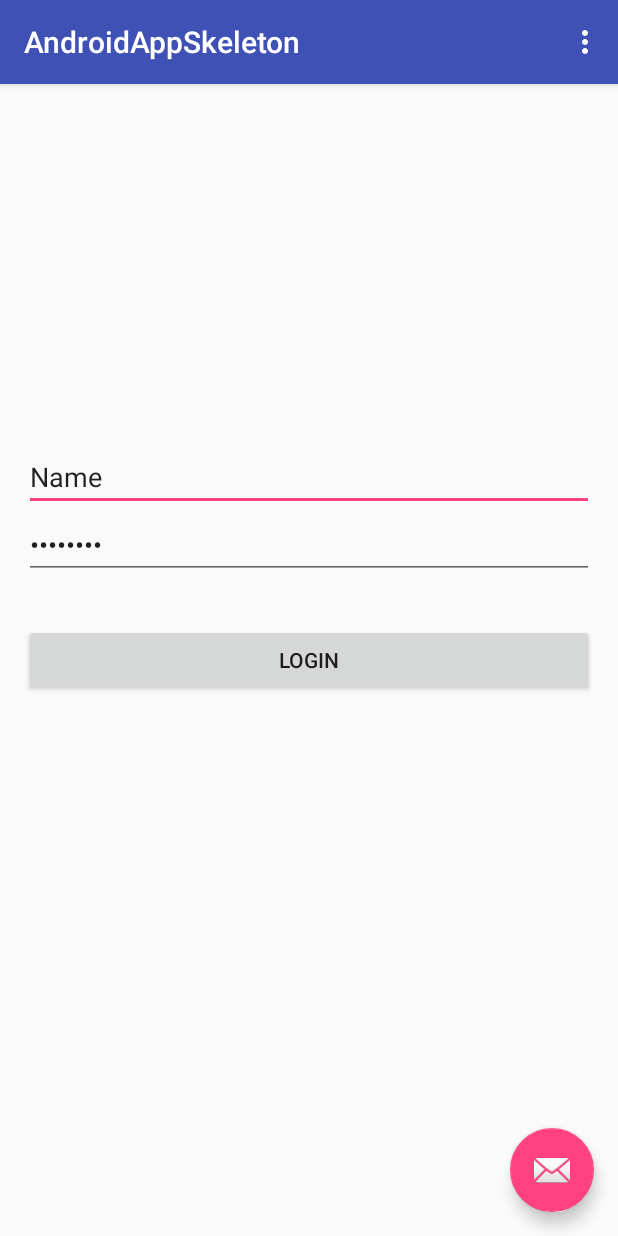
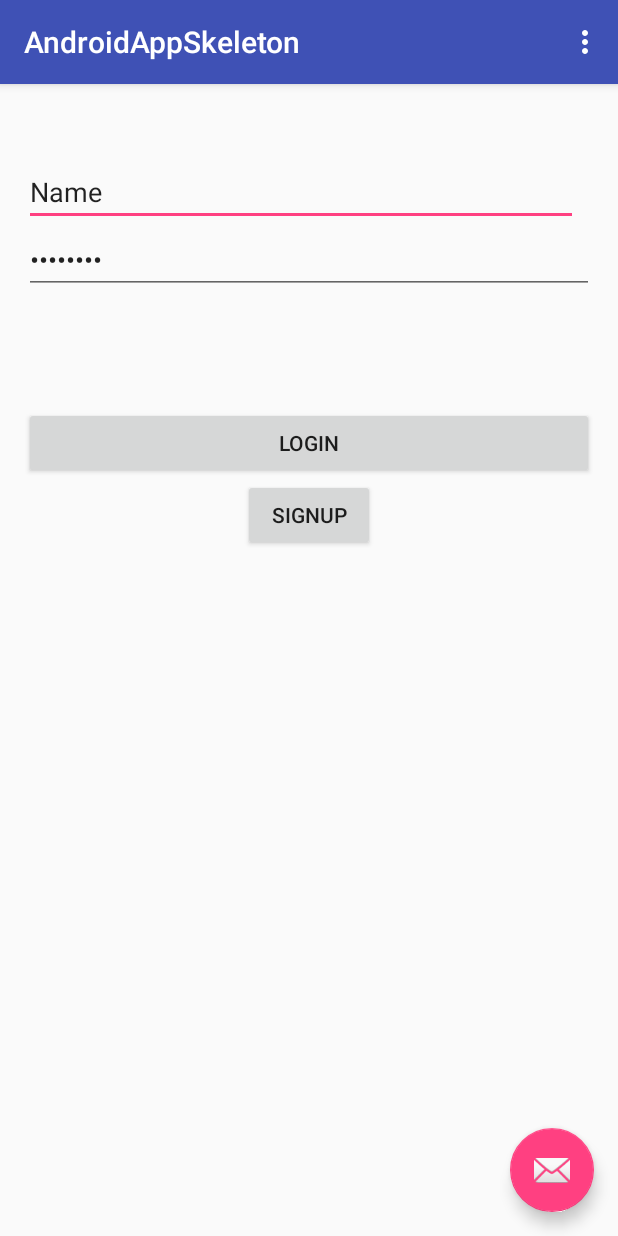
Before and after one commit to MarshallSeid/Roader, an Android app: the screen it shows after launch (MyActivity), on a phone screen of 412 x 824 dp. Run offline under Robolectric (Android 15) with nearby library versions, the phone set to English and light mode, and no system bars; libraries missing offline, so code that uses them is left out: com.firebase.client; 2 statements that could not run were skipped.

Commit message:
Added signup page

```diff
--- a/app/src/main/java/com/example/marchness/androidappskeleton/MyActivity.java
+++ b/app/src/main/java/com/example/marchness/androidappskeleton/MyActivity.java
@@ -74,6 +74,12 @@ public class MyActivity extends AppCompatActivity {
         finish();
 
     }
+
+    public void signUp(View signup) {
+        Firebase myFirebaseRef = new Firebase("https://vivid-inferno-1606.firebaseio.com/");
+        setContentView(R.layout.activity_signup);
+
+    }
     @Override
     public boolean onCreateOptionsMenu(Menu menu) {
         // Inflate the menu; this adds items to the action bar if it is present.
--- a/app/src/main/java/com/example/marchness/androidappskeleton/User.java
+++ b/app/src/main/java/com/example/marchness/androidappskeleton/User.java
@@ -18,7 +18,7 @@ public class User {
         }
 
         public void setUserPassword(String password) {
-            this.password = password;
+            this.password = password; //Deal with hashing passwords later on
         }
 
         public String getUserId(){
--- /dev/null
+++ b/app/src/main/res/layout/activity_login.xml
@@ -0,0 +1,60 @@
+<?xml version="1.0" encoding="utf-8"?>
+<LinearLayout xmlns:android="http://schemas.android.com/apk/res/android"
+    android:orientation="vertical" android:layout_width="match_parent"
+    android:layout_height="match_parent">
+
+    <ImageView
+        android:layout_width="wrap_content"
+        android:layout_height="wrap_content"
+        android:id="@+id/imageView"
+        android:layout_above="@+id/username"
+        android:layout_centerHorizontal="true"
+        android:layout_marginBottom="33dp" />
+
+    <EditText
+        android:layout_width="369dp"
+        android:layout_height="wrap_content"
+        android:inputType="textPersonName"
+        android:text="Name"
+        android:ems="10"
+        android:id="@+id/username"
+        android:layout_above="@+id/login"
+        android:layout_alignParentLeft="true"
+        android:layout_alignParentStart="true"
+        android:layout_alignRight="@+id/login"
+        android:layout_alignEnd="@+id/login" />
+
+    <EditText
+        android:layout_width="match_parent"
+        android:layout_height="wrap_content"
+        android:inputType="textPassword"
+        android:ems="10"
+        android:id="@+id/password"
+        android:layout_below="@+id/username"
+        android:layout_alignParentLeft="true"
+        android:layout_alignParentStart="true"
+        android:layout_alignParentRight="true"
+        android:layout_alignParentEnd="true"
+        android:text="Password" />
+
+    <Button
+        android:layout_width="match_parent"
+        android:layout_height="wrap_content"
+        android:text="Login"
+        android:id="@+id/login"
+        android:layout_marginTop="75dp"
+        android:layout_alignParentRight="true"
+        android:layout_alignParentEnd="true"
+        android:layout_alignParentLeft="true"
+        android:layout_alignParentStart="true"
+        android:layout_centerVertical="true"
+        android:onClick="login"/>
+
+    <Button
+        android:layout_width="wrap_content"
+        android:layout_height="wrap_content"
+        android:text="Signup"
+        android:id="@+id/signup"
+        android:layout_gravity="center_horizontal"
+        android:onClick="signUp"/>
+</LinearLayout>
--- a/app/src/main/res/layout/content_my.xml
+++ b/app/src/main/res/layout/content_my.xml
@@ -12,52 +12,9 @@
     tools:context="com.example.marchness.androidappskeleton.MyActivity"
     tools:showIn="@layout/activity_my">
 
-    <Button
-        android:layout_width="wrap_content"
-        android:layout_height="wrap_content"
-        android:text="Login"
-        android:id="@+id/login"
-        android:layout_marginTop="75dp"
-        android:layout_alignParentRight="true"
-        android:layout_alignParentEnd="true"
-        android:layout_alignParentLeft="true"
-        android:layout_alignParentStart="true"
-        android:layout_centerVertical="true"
-        android:onClick="login"/>
 
-    <EditText
-        android:layout_width="wrap_content"
-        android:layout_height="wrap_content"
-        android:inputType="textPersonName"
-        android:text="Name"
-        android:ems="10"
-        android:id="@+id/username"
-        android:layout_above="@+id/login"
-        android:layout_alignParentLeft="true"
-        android:layout_alignParentStart="true"
-        android:layout_alignRight="@+id/login"
-        android:layout_alignEnd="@+id/login" />
+    <include layout="@layout/activity_login" />
 
-    <EditText
-        android:layout_width="wrap_content"
-        android:layout_height="wrap_content"
-        android:inputType="textPassword"
-        android:ems="10"
-        android:id="@+id/password"
-        android:layout_below="@+id/username"
-        android:layout_alignParentLeft="true"
-        android:layout_alignParentStart="true"
-        android:layout_alignParentRight="true"
-        android:layout_alignParentEnd="true"
-        android:text="Password" />
-
-    <ImageView
-        android:layout_width="wrap_content"
-        android:layout_height="wrap_content"
-        android:id="@+id/imageView"
-        android:layout_above="@+id/username"
-        android:layout_centerHorizontal="true"
-        android:layout_marginBottom="33dp" />
 
 
 </RelativeLayout>
```
Also changed, not shown: app/src/main/res/layout/activity_signup.xml (added, +32 -0 lines).
